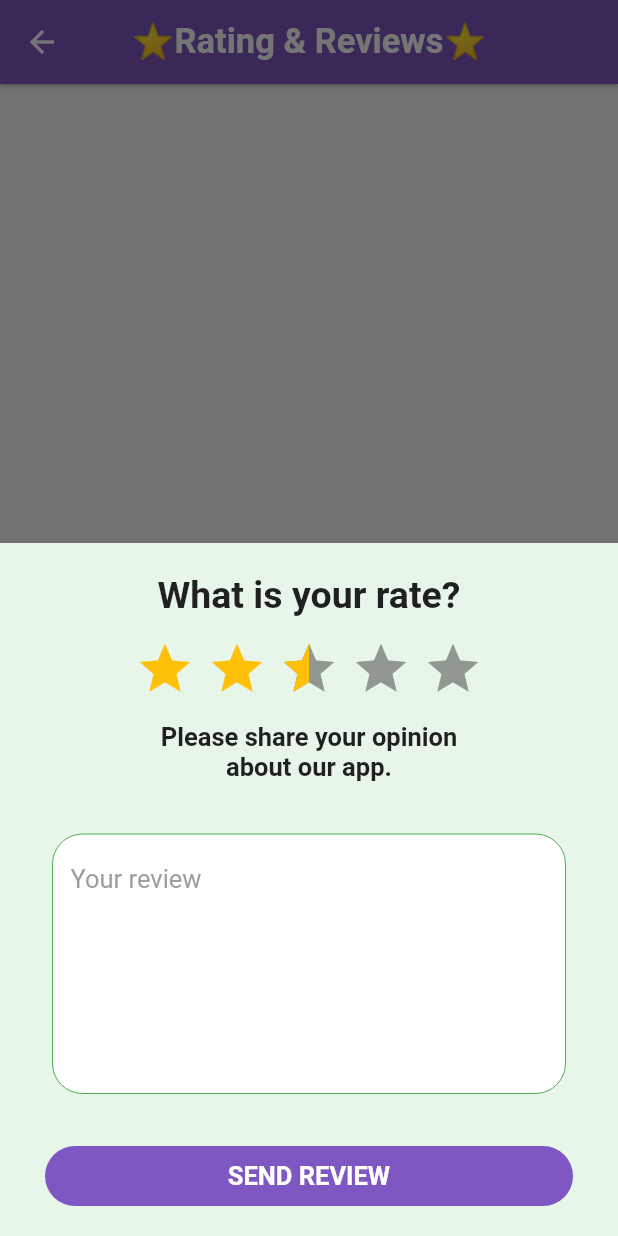
After one commit to Bethelhem6/final-year-project, a Flutter app: the ReviewPage screen opened directly, after a tap on "Write a review", on a phone screen of 412 x 824 dp. The commit adds this screen. Run offline on Flutter 3.47's test engine with Material 2 defaults, Android fonts, the phone set to English and light mode, and no system bars; drawn by our look-alikes of flutter_rating_bar; our stand-ins replace animate_do, cloud_firestore, dots_indicator, emoji_picker_flutter, firebase_auth, firebase_core and 6 more; missing offline and left inert: flutter_notification_channel; accounts and stored records are empty; network calls fail.

Commit message:
user profile, review

```diff
--- /dev/null
+++ b/lib/screens/review/review_page.dart
@@ -0,0 +1,291 @@
+// // ignore_for_file: public_member_api_docs, sort_constructors_first
+// ignore_for_file: avoid_print
+
+import 'dart:io';
+
+import 'package:cloud_firestore/cloud_firestore.dart';
+import 'package:final_project/screens/review/review_widget.dart';
+import 'package:final_project/utils/colors.dart';
+
+import 'package:firebase_auth/firebase_auth.dart';
+import 'package:firebase_storage/firebase_storage.dart';
+import 'package:flutter/material.dart';
+import 'package:flutter_rating_bar/flutter_rating_bar.dart';
+import 'package:image_picker/image_picker.dart';
+
+import '../../widgets/golobal_methods.dart';
+
+class ReviewPage extends StatefulWidget {
+  ReviewPage({
+    Key? key,
+  }) : super(key: key);
+
+  @override
+  State<ReviewPage> createState() => _ReviewPageState();
+}
+
+TextEditingController textarea = TextEditingController();
+
+class _ReviewPageState extends State<ReviewPage> {
+  String _uid = "";
+  String _name = '';
+  bool isLoaded = false;
+  double star = 0.0;
+  double initialStar = 2.5;
+  final _formKey = GlobalKey<FormState>();
+  GlobalMethods _globalMethods = GlobalMethods();
+
+  String id = DateTime.now().toString();
+
+  final FirebaseAuth _auth = FirebaseAuth.instance;
+  List selected = [false, false, false, false, false];
+
+  void _getData() async {
+    User? user = _auth.currentUser;
+    _uid = user!.uid;
+
+    final DocumentSnapshot userDocs =
+        await FirebaseFirestore.instance.collection("users").doc(_uid).get();
+    setState(() {
+      _name = userDocs.get("name");
+    });
+    print(_name);
+  }
+
+  void sendReview(double star, String review, var date) async {
+    if (_formKey.currentState!.validate()) {
+      await FirebaseFirestore.instance.collection("reviews").doc(id).set({
+        "name": _name,
+        "stars": star,
+        "reviewDate": date,
+        "review": review,
+      });
+    } else {
+      _globalMethods.showDialogues(context, "Fill all neccessary forms");
+    }
+  }
+
+  @override
+  void initState() {
+    _getData();
+    super.initState();
+  }
+
+  @override
+  Widget build(BuildContext context) {
+    return Scaffold(
+      appBar: AppBar(
+        backgroundColor: appbarColor,
+        title: const Text(
+          "⭐Rating & Reviews⭐",
+          style: TextStyle(
+            fontWeight: FontWeight.bold,
+            fontSize: 23,
+            color: Colors.white,
+          ),
+        ),
+        centerTitle: true,
+      ),
+      body: SizedBox(
+        height: MediaQuery.of(context).size.height,
+        child: ReviewsWidget(),
+      ),
+      floatingActionButton: FloatingActionButton.extended(
+          onPressed: () async {
+            await bottomSheet(context);
+          },
+          elevation: 2,
+          backgroundColor: Colors.deepPurple,
+          label: Row(
+            children: const [
+              Icon(
+                Icons.edit,
+                color: Colors.amber,
+              ),
+              SizedBox(
+                width: 5,
+              ),
+              Text("Write a review")
+            ],
+          )),
+    );
+  }
+
+  bottomSheet(BuildContext context) async {
+    // var reviewProvider = Provider.of<ReviewProvider>(context, listen: false);
+    var date = DateTime.now().toString();
+    var parsedDate = DateTime.parse(date);
+    var formattedDate =
+        '${parsedDate.day}/${parsedDate.month}/${parsedDate.year}';
+
+    showModalBottomSheet(
+        elevation: 5,
+        backgroundColor: Colors.green.shade50,
+        isScrollControlled: true,
+        context: context,
+        builder: (BuildContext bc) {
+          return SingleChildScrollView(
+            child: Container(
+              decoration: const BoxDecoration(
+                borderRadius: BorderRadius.only(
+                  topLeft: Radius.circular(25.0),
+                  topRight: Radius.circular(25.0),
+                ),
+              ),
+              child: Form(
+                key: _formKey,
+                child: Column(
+                  children: [
+                    const SizedBox(
+                      height: 20,
+                    ),
+                    const Text(
+                      "What is your rate?",
+                      style: TextStyle(
+                        fontSize: 25,
+                        fontWeight: FontWeight.bold,
+                      ),
+                    ),
+                    const SizedBox(
+                      height: 15,
+                    ),
+                    RatingBar.builder(
+                      initialRating: initialStar,
+                      minRating: 1,
+                      direction: Axis.horizontal,
+                      allowHalfRating: true,
+                      itemCount: 5,
+                      itemPadding: const EdgeInsets.symmetric(horizontal: 4.0),
+                      itemBuilder: (context, _) => const Icon(
+                        Icons.star,
+                        color: Colors.amber,
+                      ),
+                      onRatingUpdate: (rating) {
+                        setState(() {
+                          star = rating;
+                        });
+                      },
+                      updateOnDrag: true,
+                    ),
+                    const Padding(
+                      padding: EdgeInsets.only(top: 15.0, left: 20, right: 20),
+                      // ignore: unnecessary_const
+                      child: const Text(
+                        "Please share your opinion",
+                        style: TextStyle(
+                          fontSize: 17,
+                          fontWeight: FontWeight.bold,
+                        ),
+                      ),
+                    ),
+                    const Padding(
+                      padding: EdgeInsets.only(left: 20, right: 20),
+                      // ignore: unnecessary_const
+                      child: const Text(
+                        "about our app.",
+                        style: TextStyle(
+                          fontSize: 17,
+                          fontWeight: FontWeight.bold,
+                        ),
+                      ),
+                    ),
+                    const SizedBox(
+                      height: 20,
+                    ),
+                    Padding(
+                      padding: const EdgeInsets.symmetric(
+                          vertical: 15.0, horizontal: 35),
+                      child: TextFormField(
+                        controller: textarea,
+                        // keyboardType: TextInputType.multiline,
+                        maxLines: 7,
+                        onEditingComplete: () {
+                          FocusScope.of(context).unfocus();
+                        },
+                        decoration: InputDecoration(
+                          filled: true,
+                          fillColor: Colors.white,
+                          hintText: "Your review",
+                          hintStyle: const TextStyle(
+                            color: Colors.grey,
+                            fontSize: 17,
+                          ),
+                          enabledBorder: OutlineInputBorder(
+                            borderRadius: BorderRadius.circular(20),
+                            borderSide:
+                                const BorderSide(color: Colors.green, width: 0),
+                          ),
+                          focusedBorder: OutlineInputBorder(
+                              borderRadius: BorderRadius.circular(20),
+                              borderSide:
+                                  const BorderSide(color: Colors.green)),
+                        ),
+                      ),
+                    ),
+                    GestureDetector(
+                      onTap: () {
+                        sendReview(star, textarea.text, formattedDate);
+                        textarea.clear();
+                        Navigator.pop(context);
+                        showBox(context);
+
+                        print("done");
+                      },
+                      child: Container(
+                        alignment: Alignment.center,
+                        width: MediaQuery.of(context).size.width,
+                        margin: const EdgeInsets.symmetric(
+                            horizontal: 30, vertical: 20),
+                        decoration: BoxDecoration(
+                          color: appbarColor,
+                          borderRadius: BorderRadius.circular(25),
+                        ),
+                        child: const Padding(
+                          padding: EdgeInsets.symmetric(vertical: 10),
+                          child: Text(
+                            "SEND REVIEW",
+                            style: TextStyle(
+                              color: Colors.white,
+                              fontSize: 17,
+                              fontWeight: FontWeight.bold,
+                            ),
+                          ),
+                        ),
+                      ),
+                    ),
+                  ],
+                ),
+              ),
+            ),
+          );
+        });
+  }
+
+  Future<dynamic> showBox(BuildContext context) async {
+    return await showDialog(
+        context: context,
+        builder: (context) => AlertDialog(
+              title: const Text(
+                "Thank you!", // ignore: unnecessary_const
+                style: TextStyle(
+                    color: Colors.black,
+                    fontSize: 20,
+                    fontWeight: FontWeight.bold),
+              ),
+              actions: [
+                TextButton(
+                  onPressed: () {
+                    Navigator.pop(context);
+                  },
+                  child: const Text(
+                    "Okay.", // ignore: unnecessary_const
+                    style: TextStyle(
+                        color: Colors.deepPurple,
+                        fontSize: 18,
+                        fontWeight: FontWeight.bold),
+                  ),
+                )
+              ],
+            ));
+  }
+}
--- a/pubspec.yaml
+++ b/pubspec.yaml
@@ -44,6 +44,7 @@ dependencies:
   flutter:
     sdk: flutter
   flutter_notification_channel: ^2.0.0
+  flutter_rating_bar: ^4.0.1
   gallery_saver: ^2.3.2
   google_fonts: ^4.0.3
   google_sign_in: ^6.0.2
```
Also changed, not shown: lib/screens/home/home_page.dart (+15 -3 lines), lib/screens/review/review_widget.dart (added, +142 -0 lines), lib/screens/user_profile/user_profile.dart (+45 -19 lines), lib/screens/user_profile/view_profile_screen.dart (+85 -33 lines), lib/widgets/golobal_methods.dart (added, +27 -0 lines), pubspec.lock.
